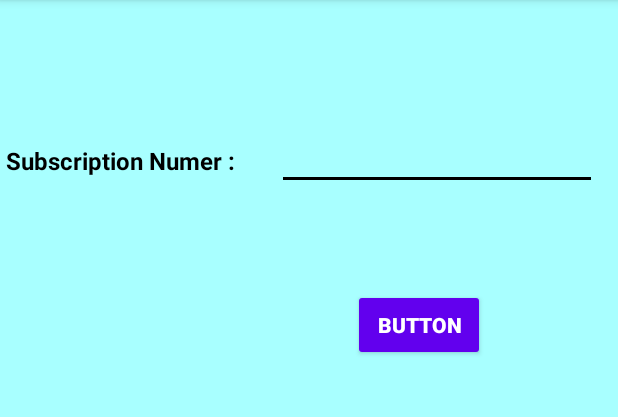
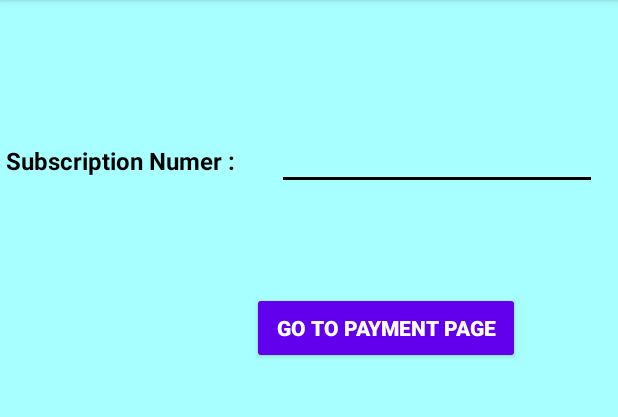
Before and after one commit to 1amrit1/Mobile_Dev_Project, an Android app: the screen it shows after launch (MainActivity2), after a tap on "Hydro", on a phone screen of 412 x 824 dp, the part 84-501 px from its top. Run offline under Robolectric (Android 15) with nearby library versions, the phone set to English and light mode, and no system bars.

Commit message:
project completed

```diff
--- a/app/src/main/java/com/example/group_project_mobile_dev/MainActivity.java
+++ b/app/src/main/java/com/example/group_project_mobile_dev/MainActivity.java
@@ -15,8 +15,10 @@ public class MainActivity extends AppCompatActivity {
 
     public static ArrayList<Utility> listViewUtilityList ;
 
-    public static ArrayList<Utility> utilityList ;
-    public static ArrayList<User> userList ;
+    public static ArrayList<Utility> utilityList = null;
+    public static ArrayList<User> userList  = null;
+
+//    public static String utilityType = "";
 
 
     ListView listViewUtilityType ;
@@ -44,6 +46,7 @@ public class MainActivity extends AppCompatActivity {
             @Override
             public void onItemClick(AdapterView<?> parent, View view, int position, long id) {
                 utilityObj = listViewUtilityList.get(position);
+
                 Intent intent = new Intent(getBaseContext(),MainActivity2.class);
                 startActivity(intent);
             }
@@ -80,15 +83,27 @@ public class MainActivity extends AppCompatActivity {
         utilityList.add(new Utility(43,"Water",100,R.mipmap.water));
         utilityList.add(new Utility(53,"NetFlix",70,R.mipmap.netflix));
 
+        utilityList.add(new Utility(14,"Hydro",1100,R.mipmap.hydro));
+        utilityList.add(new Utility(24,"Mobile",190,R.mipmap.mobile));
+        utilityList.add(new Utility(34,"Gas",1200,R.mipmap.gas));
+        utilityList.add(new Utility(44,"Water",150,R.mipmap.water));
+        utilityList.add(new Utility(54,"NetFlix",170,R.mipmap.netflix));
+
+        utilityList.add(new Utility(15,"Hydro",2140,R.mipmap.hydro));
+        utilityList.add(new Utility(25,"Mobile",270,R.mipmap.mobile));
+        utilityList.add(new Utility(35,"Gas",250,R.mipmap.gas));
+        utilityList.add(new Utility(45,"Water",210,R.mipmap.water));
+        utilityList.add(new Utility(55,"NetFlix",270,R.mipmap.netflix));
+
 
 
     }
 
     public void fillUserData(){
 
-        userList.add(new User(21,"James", 1000,new int[]{11,21,31,41,51}));
-        userList.add(new User(22,"Thames", 2000,new int[]{12,22,32,42,52}));
-        userList.add(new User(23,"Names", 3000,new int[]{13,23,33,43,53}));
+        userList.add(new User(911,"James", 1000,new int[]{11,21,31,41,51, 14,24,34,44,54}));
+        userList.add(new User(912,"Thames", 2000,new int[]{12,22,32,42,52, 15,25,35,45,55}));
+        userList.add(new User(913,"Names", 3000,new int[]{13,23,33,43,53}));
 
 
     }
--- a/app/src/main/java/com/example/group_project_mobile_dev/MainActivity2.java
+++ b/app/src/main/java/com/example/group_project_mobile_dev/MainActivity2.java
@@ -13,14 +13,19 @@ public class MainActivity2 extends AppCompatActivity {
     EditText subscriptionNum;
     Button btnSubNum;
     public static int userId = 0;
+    public static int savedSubsciberId = -1;
 
     @Override
     protected void onCreate(Bundle savedInstanceState) {
         super.onCreate(savedInstanceState);
         setContentView(R.layout.activity_main2);
-
         subscriptionNum = findViewById(R.id.extSubsNum);
         btnSubNum = findViewById(R.id.btnSubNum);
+
+        if(savedSubsciberId != -1){
+            subscriptionNum.setText(String.valueOf(savedSubsciberId));
+        }
+
 
         btnSubNum.setOnClickListener(new View.OnClickListener() {
             @Override
@@ -31,10 +36,11 @@ public class MainActivity2 extends AppCompatActivity {
                     if(subNum == MainActivity.userList.get(i).getId()){
                         postn = i;
                         break;
-                    };
+                    }
                 }
                 if(postn == -1){
-                    Toast.makeText(getApplicationContext(),"Wrong Subscription Number",Toast.LENGTH_SHORT).show();
+//                    Toast.makeText(getBaseContext(),"")
+                    Toast.makeText(getBaseContext(),"Wrong Subscription Number!",Toast.LENGTH_LONG).show();
                 }else {
                     userId = subNum;
                     Intent intent = new Intent(getBaseContext(),BillPayActivity.class);
--- a/app/src/main/res/layout/activity_main2.xml
+++ b/app/src/main/res/layout/activity_main2.xml
@@ -41,9 +41,9 @@
         style="@style/Widget.AppCompat.Button.Colored"
         android:layout_width="wrap_content"
         android:layout_height="wrap_content"
-        android:layout_marginStart="235dp"
-        android:layout_marginTop="66dp"
-        android:text="Button"
+        android:layout_marginStart="168dp"
+        android:layout_marginTop="68dp"
+        android:text="GO To Payment Page"
         android:textAlignment="center"
         android:textStyle="bold"
         app:layout_constraintStart_toStartOf="parent"
```
Also changed, not shown: app/src/main/java/com/example/group_project_mobile_dev/BillPayActivity.java (+74 -8 lines), app/src/main/res/layout/activity_bill_pay.xml (+15 -2 lines).
